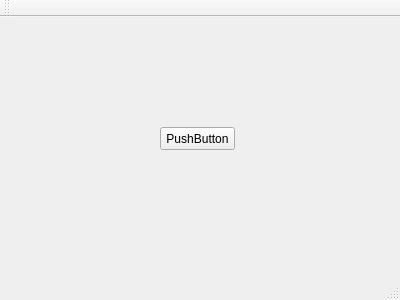
Acceleratore/Project-Eve-Trade, file mainwindow.ui: the form before one commit.
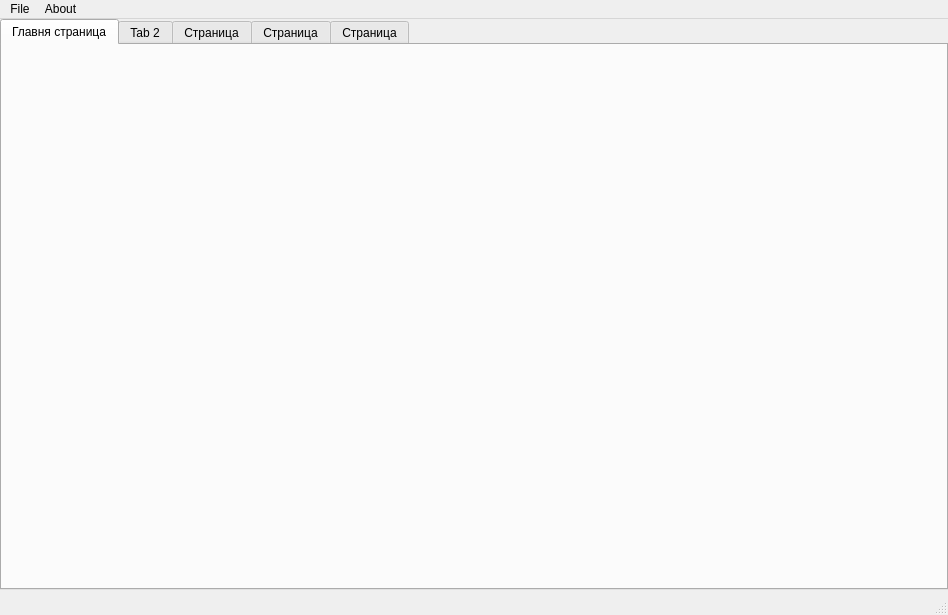
The form after the commit.

Patch:
```diff
--- a/mainwindow.ui
+++ b/mainwindow.ui
@@ -6,26 +6,60 @@
    <rect>
     <x>0</x>
     <y>0</y>
-    <width>400</width>
-    <height>300</height>
+    <width>948</width>
+    <height>615</height>
    </rect>
   </property>
   <property name="windowTitle">
    <string>MainWindow</string>
   </property>
   <widget class="QWidget" name="centralWidget">
-   <widget class="QPushButton" name="pushButton">
+   <widget class="QTabWidget" name="tabWidget">
     <property name="geometry">
      <rect>
-      <x>160</x>
-      <y>110</y>
-      <width>75</width>
-      <height>23</height>
+      <x>0</x>
+      <y>0</y>
+      <width>948</width>
+      <height>571</height>
      </rect>
     </property>
-    <property name="text">
-     <string>PushButton</string>
+    <property name="sizePolicy">
+     <sizepolicy hsizetype="Maximum" vsizetype="Maximum">
+      <horstretch>0</horstretch>
+      <verstretch>0</verstretch>
+     </sizepolicy>
     </property>
+    <property name="tabShape">
+     <enum>QTabWidget::Rounded</enum>
+    </property>
+    <property name="currentIndex">
+     <number>0</number>
+    </property>
+    <widget class="QWidget" name="tab">
+     <attribute name="title">
+      <string>Главня страница</string>
+     </attribute>
+    </widget>
+    <widget class="QWidget" name="tab_2">
+     <attribute name="title">
+      <string>Tab 2</string>
+     </attribute>
+    </widget>
+    <widget class="QWidget" name="tab_4">
+     <attribute name="title">
+      <string>Страница</string>
+     </attribute>
+    </widget>
+    <widget class="QWidget" name="tab_5">
+     <attribute name="title">
+      <string>Страница</string>
+     </attribute>
+    </widget>
+    <widget class="QWidget" name="tab_3">
+     <attribute name="title">
+      <string>Страница</string>
+     </attribute>
+    </widget>
    </widget>
   </widget>
   <widget class="QMenuBar" name="menuBar">
@@ -33,18 +67,23 @@
     <rect>
      <x>0</x>
      <y>0</y>
-     <width>400</width>
+     <width>948</width>
      <height>21</height>
     </rect>
    </property>
-  </widget>
-  <widget class="QToolBar" name="mainToolBar">
-   <attribute name="toolBarArea">
-    <enum>TopToolBarArea</enum>
-   </attribute>
-   <attribute name="toolBarBreak">
-    <bool>false</bool>
-   </attribute>
+   <widget class="QMenu" name="menuFile">
+    <property name="title">
+     <string>File</string>
+    </property>
+    <addaction name="actionManage_characters"/>
+   </widget>
+   <widget class="QMenu" name="menuAbout">
+    <property name="title">
+     <string>About</string>
+    </property>
+   </widget>
+   <addaction name="menuFile"/>
+   <addaction name="menuAbout"/>
   </widget>
   <widget class="QStatusBar" name="statusBar"/>
  </widget>
```
Left out of the diff: 8 changed lines with no effect on the pictures.
